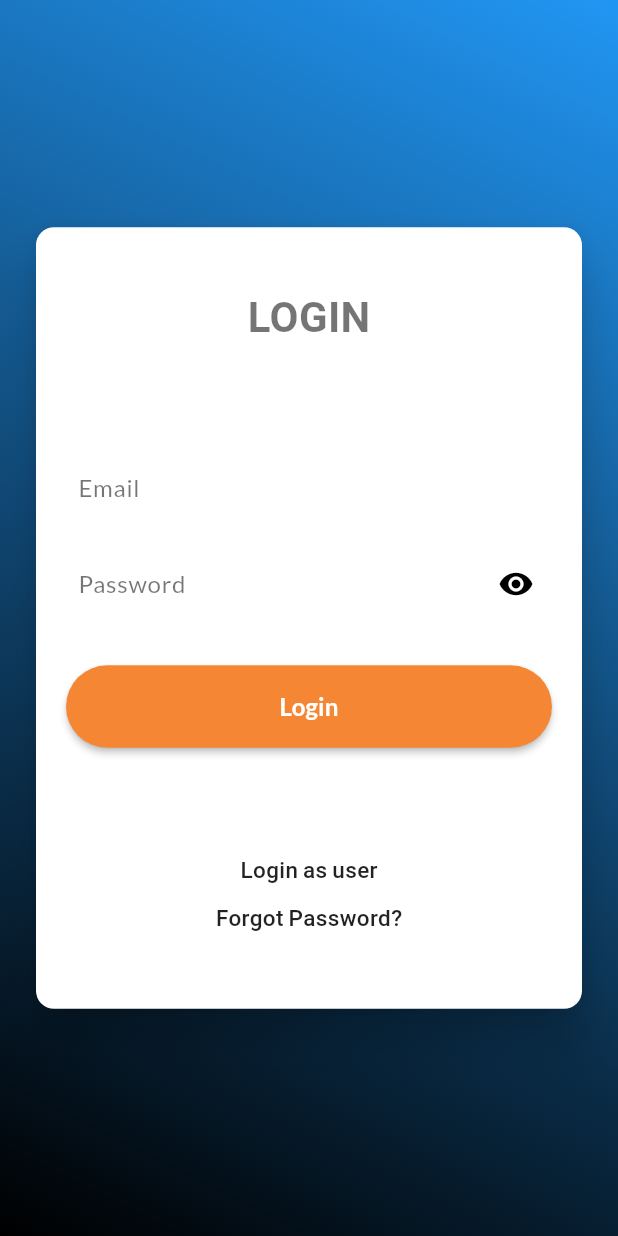
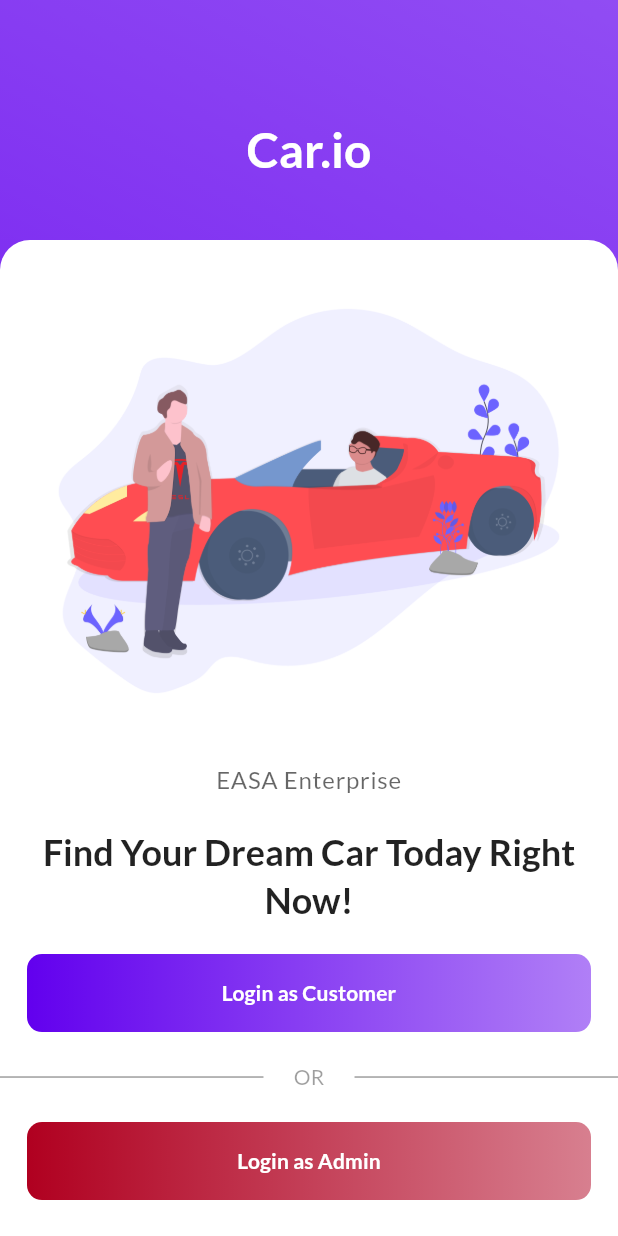
Before and after one commit to evanightly/polinema-smt5-mobile-uas, a Flutter app: the screen it shows after launch, on a phone screen of 412 x 824 dp. Run offline on Flutter 3.47's test engine with Material 2 defaults, Android fonts, the phone set to English and light mode, and no system bars; our stand-ins replace get, get_storage, google_fonts.

Commit message:
Update home screen

```diff
--- a/client/lib/config/custom_theme.dart
+++ b/client/lib/config/custom_theme.dart
@@ -46,14 +46,16 @@ InputDecorationTheme inputDecorationTheme(ColorScheme colorScheme) {
 }
 
 final ThemeData lightThemeData = ThemeData(
-    useMaterial3: true,
-    colorScheme: lightColorScheme,
-    textTheme: GoogleFonts.latoTextTheme(),
-    inputDecorationTheme: inputDecorationTheme(lightColorScheme));
+  useMaterial3: true,
+  colorScheme: lightColorScheme,
+  textTheme: GoogleFonts.latoTextTheme(ThemeData.light().textTheme),
+  inputDecorationTheme: inputDecorationTheme(lightColorScheme),
+);
 
 final ThemeData darkThemeData = ThemeData(
-    useMaterial3: true,
-    colorScheme: darkColorScheme,
-    brightness: Brightness.dark,
-    textTheme: GoogleFonts.latoTextTheme(),
-    inputDecorationTheme: inputDecorationTheme(darkColorScheme));
+  useMaterial3: true,
+  colorScheme: darkColorScheme,
+  brightness: Brightness.dark,
+  textTheme: GoogleFonts.latoTextTheme(ThemeData.dark().textTheme),
+  inputDecorationTheme: inputDecorationTheme(darkColorScheme),
+);
--- a/client/lib/controllers/auth_controller.dart
+++ b/client/lib/controllers/auth_controller.dart
@@ -1,5 +1,6 @@
 import 'package:client/components/dashboard_appbar_user.dart';
 import 'package:client/controllers/dashboard_screen_controller.dart';
+import 'package:client/main.dart';
 import 'package:client/models/admin.dart';
 import 'package:get/get.dart';
 
@@ -15,7 +16,7 @@ class AuthController extends GetxController {
   bool get isLogged => _isLogged.value;
   set isLogged(bool value) => _isLogged.value = value;
 
-  void login() {
+  void loginAdmin() {
     _loggedUser.value = Admin(
       '1',
       'Ruby Nicholas',
@@ -25,9 +26,11 @@ class AuthController extends GetxController {
       'assets/images/dog.jpg',
     );
 
-    isLogged = true;
+    _isLogged.value = true;
 
     dashboardScreenController.scaffoldActions = [const DashboardAppBarUser()];
+    Get.to(() => const MainContent());
+    refresh();
   }
 
   void logout() {
--- a/client/lib/main.dart
+++ b/client/lib/main.dart
@@ -7,7 +7,7 @@ import 'package:client/controllers/dashboard_screen_controller.dart';
 import 'package:client/controllers/item_controller.dart';
 import 'package:client/models/admin.dart';
 import 'package:client/models/item.dart';
-import 'package:client/screens/admin/login_screen.dart';
+import 'package:client/screens/home_screen.dart';
 import 'package:flutter/material.dart';
 import 'package:get/get.dart';
 import 'package:get_storage/get_storage.dart';
@@ -103,17 +103,19 @@ class App extends StatelessWidget {
       debugShowCheckedModeBanner: false,
       theme: lightThemeData,
       darkTheme: darkThemeData,
-      home: Obx(
-        () => authController.isLogged
-            ? const _MainContent()
-            : const AdminLoginScreen(),
-      ),
+      home: Obx(() {
+        if (authController.isLogged) {
+          return const MainContent();
+        } else {
+          return const HomeScreen();
+        }
+      }),
     );
   }
 }
 
-class _MainContent extends StatelessWidget {
-  const _MainContent();
+class MainContent extends StatelessWidget {
+  const MainContent({super.key});
   @override
   Widget build(BuildContext context) {
     final dashboardScreenController = Get.put(DashboardScreenController());
--- a/client/lib/screens/admin/login_screen.dart
+++ b/client/lib/screens/admin/admin_login_screen.dart
@@ -1,5 +1,5 @@
 import 'package:client/controllers/auth_controller.dart';
-import 'package:client/screens/user/user_register_screen.dart';
+import 'package:client/screens/user/user_login_screen.dart';
 import 'package:flutter/material.dart';
 import 'package:get/get.dart';
 
@@ -11,7 +11,6 @@ class AdminLoginScreen extends StatefulWidget {
 }
 
 class _AdminLoginScreenState extends State<AdminLoginScreen> {
-  final authController = Get.put(AuthController());
   final emailController = TextEditingController();
   final passwordController = TextEditingController();
   late bool obscureText;
@@ -23,10 +22,12 @@ class _AdminLoginScreenState extends State<AdminLoginScreen> {
     obscureText = true;
   }
 
-  void navigateToUserLogin() => Get.to(() => const RegisterScreen());
-
   @override
   Widget build(BuildContext context) {
+    AuthController authController = Get.find();
+
+    void navigateToUserLogin() => Get.to(() => const UserLoginScreen());
+
     return Scaffold(
       key: scaffoldKey,
       body: Container(
@@ -137,7 +138,7 @@ class _AdminLoginScreenState extends State<AdminLoginScreen> {
                             margin: const EdgeInsets.only(top: 30),
                             width: MediaQuery.of(context).size.width,
                             child: MaterialButton(
-                              onPressed: authController.login,
+                              onPressed: authController.loginAdmin,
                               color: const Color(0xFFF58634),
                               shape: const RoundedRectangleBorder(
                                 borderRadius: BorderRadius.all(
@@ -148,9 +149,10 @@ class _AdminLoginScreenState extends State<AdminLoginScreen> {
                               child: const Text(
                                 "Login",
                                 style: TextStyle(
-                                    color: Colors.white,
-                                    fontWeight: FontWeight.w700,
-                                    fontSize: 16),
+                                  color: Colors.white,
+                                  fontWeight: FontWeight.w700,
+                                  fontSize: 16,
+                                ),
                               ),
                             ),
                           ),
--- /dev/null
+++ b/client/lib/screens/home_screen.dart
@@ -0,0 +1,167 @@
+import 'package:client/config/custom_theme.dart';
+import 'package:client/screens/admin/admin_login_screen.dart';
+import 'package:client/screens/user/user_login_screen.dart';
+import 'package:flutter/material.dart';
+import 'package:get/get.dart';
+
+class HomeScreen extends StatelessWidget {
+  const HomeScreen({super.key});
+
+  @override
+  Widget build(BuildContext context) {
+    void navigateToLoginUser() => Get.to(() => const UserLoginScreen());
+    void navigateToLoginAdmin() => Get.to(() => const AdminLoginScreen());
+    return Scaffold(
+      resizeToAvoidBottomInset: false,
+      body: Container(
+        width: double.infinity,
+        height: double.infinity,
+        decoration: BoxDecoration(
+          gradient: LinearGradient(
+            begin: Alignment.bottomLeft,
+            end: Alignment.topRight,
+            colors: [
+              lightThemeData.colorScheme.primary,
+              lightThemeData.colorScheme.primary.withOpacity(.7)
+            ],
+          ),
+        ),
+        child: Column(
+          children: [
+            const SizedBox(height: 80),
+            Text(
+              'Car.io',
+              style: Theme.of(context).textTheme.headlineLarge!.copyWith(
+                    color: lightThemeData.colorScheme.onPrimary,
+                    fontWeight: FontWeight.bold,
+                  ),
+            ),
+            const SizedBox(height: 40),
+            Expanded(
+              child: Container(
+                width: double.infinity,
+                height: double.infinity,
+                decoration: const BoxDecoration(
+                  borderRadius: BorderRadius.only(
+                    topLeft: Radius.circular(20),
+                    topRight: Radius.circular(20),
+                  ),
+                  color: Colors.white,
+                ),
+                child: ListView(
+                  children: [
+                    const SizedBox(height: 20),
+                    const Image(
+                      image:
+                          AssetImage('assets/images/undraw_electric_car.png'),
+                    ),
+                    const SizedBox(height: 20),
+                    Text(
+                      textAlign: TextAlign.center,
+                      'EASA Enterprise',
+                      style: Theme.of(context)
+                          .textTheme
+                          .bodyLarge!
+                          .copyWith(color: Colors.black.withOpacity(.6)),
+                    ),
+                    const SizedBox(height: 20),
+                    Text(
+                      textAlign: TextAlign.center,
+                      'Find Your Dream Car Today Right Now!',
+                      style:
+                          Theme.of(context).textTheme.headlineSmall!.copyWith(
+                                fontWeight: FontWeight.bold,
+                                color: Colors.black87,
+                              ),
+                    ),
+                    const SizedBox(height: 20),
+                    Container(
+                      width: double.infinity,
+                      margin: const EdgeInsets.symmetric(horizontal: 18),
+                      padding: const EdgeInsets.symmetric(vertical: 2),
+                      decoration: BoxDecoration(
+                        borderRadius: const BorderRadius.all(
+                          Radius.circular(10),
+                        ),
+                        gradient: LinearGradient(
+                          colors: [
+                            lightColorScheme.primary,
+                            lightColorScheme.primary.withOpacity(.5)
+                          ],
+                        ),
+                      ),
+                      child: TextButton(
+                        style: TextButton.styleFrom(
+                            backgroundColor: Colors.transparent),
+                        onPressed: navigateToLoginUser,
+                        child: const Text(
+                          'Login as Customer',
+                          style: TextStyle(
+                            color: Colors.white,
+                            fontWeight: FontWeight.bold,
+                          ),
+                        ),
+                      ),
+                    ),
+                    const SizedBox(height: 20),
+                    const Row(
+                      children: [
+                        Expanded(
+                          child: Divider(
+                            color: Colors.grey,
+                          ),
+                        ),
+                        SizedBox(width: 20),
+                        Text(
+                          "OR",
+                          style: TextStyle(color: Colors.black38),
+                        ),
+                        SizedBox(width: 20),
+                        Expanded(
+                          child: Divider(
+                            color: Colors.grey,
+                          ),
+                        ),
+                      ],
+                    ),
+                    const SizedBox(height: 20),
+                    Container(
+                      width: double.infinity,
+                      margin: const EdgeInsets.symmetric(horizontal: 18),
+                      padding: const EdgeInsets.symmetric(vertical: 2),
+                      decoration: BoxDecoration(
+                        borderRadius: const BorderRadius.all(
+                          Radius.circular(10),
+                        ),
+                        gradient: LinearGradient(
+                          colors: [
+                            lightColorScheme.error,
+                            lightColorScheme.error.withOpacity(.5)
+                          ],
+                        ),
+                      ),
+                      child: TextButton(
+                        style: TextButton.styleFrom(
+                          backgroundColor: Colors.transparent,
+                        ),
+                        onPressed: navigateToLoginAdmin,
+                        child: const Text(
+                          'Login as Admin',
+                          style: TextStyle(
+                            color: Colors.white,
+                            fontWeight: FontWeight.bold,
+                          ),
+                        ),
+                      ),
+                    ),
+                    const SizedBox(height: 20),
+                  ],
+                ),
+              ),
+            )
+          ],
+        ),
+      ),
+    );
+  }
+}
--- a/client/lib/screens/user/user_login_screen.dart
+++ b/client/lib/screens/user/user_login_screen.dart
@@ -1,14 +1,14 @@
-import 'dart:convert';
-
 import 'package:client/config/custom_theme.dart';
-import 'package:client/screens/admin/login_screen.dart';
+import 'package:client/screens/admin/admin_login_screen.dart';
+import 'package:client/screens/user/user_register_screen.dart';
 import 'package:flutter/material.dart';
 import 'package:get/get.dart';
 
 class UserLoginScreen extends StatelessWidget {
   const UserLoginScreen({super.key});
 
-  void navigateToLoginAdmin() => Get.to(() => const AdminLoginScreen());
+  void navigateToRegisterUser() => Get.to(const UserRegisterScreen());
+  void navigateToLoginAdmin() => Get.to(const AdminLoginScreen());
   void registerUser() {}
   @override
   Widget build(BuildContext context) {
@@ -21,7 +21,7 @@ class UserLoginScreen extends StatelessWidget {
           const Text('Don\'t have account?'),
           const SizedBox(width: 20),
           ElevatedButton(
-            onPressed: navigateToLoginAdmin,
+            onPressed: navigateToRegisterUser,
             style: ElevatedButton.styleFrom(
               backgroundColor: Colors.white,
               foregroundColor: lightThemeData.colorScheme.primary,
@@ -60,10 +60,11 @@ class UserLoginScreen extends StatelessWidget {
                     const SizedBox(height: 20),
                     Text(
                       'Sign in',
-                      style: Theme.of(context)
-                          .textTheme
-                          .headlineSmall!
-                          .copyWith(fontWeight: FontWeight.bold),
+                      style:
+                          Theme.of(context).textTheme.headlineSmall!.copyWith(
+                                fontWeight: FontWeight.bold,
+                                color: Colors.black87,
+                              ),
                     ),
                     const SizedBox(height: 20),
                     Text(
@@ -136,7 +137,10 @@ class UserLoginScreen extends StatelessWidget {
                               ),
                             ),
                             SizedBox(width: 20),
-                            Text("OR"),
+                            Text(
+                              "OR",
+                              style: TextStyle(color: Colors.black38),
+                            ),
                             SizedBox(width: 20),
                             Expanded(
                               child: Divider(
@@ -161,7 +165,7 @@ class UserLoginScreen extends StatelessWidget {
                             child: TextButton(
                               style: TextButton.styleFrom(
                                   backgroundColor: Colors.transparent),
-                              onPressed: registerUser,
+                              onPressed: navigateToLoginAdmin,
                               child: const Text(
                                 'Login as Admin',
                                 style: TextStyle(
--- a/client/lib/screens/user/user_register_screen.dart
+++ b/client/lib/screens/user/user_register_screen.dart
@@ -3,8 +3,8 @@ import 'package:client/screens/user/user_login_screen.dart';
 import 'package:flutter/material.dart';
 import 'package:get/get.dart';
 
-class RegisterScreen extends StatelessWidget {
-  const RegisterScreen({super.key});
+class UserRegisterScreen extends StatelessWidget {
+  const UserRegisterScreen({super.key});
 
   void navigateToLogin() => Get.to(() => const UserLoginScreen());
   void registerUser() {}
@@ -58,10 +58,11 @@ class RegisterScreen extends StatelessWidget {
                     const SizedBox(height: 20),
                     Text(
                       'Create your account',
-                      style: Theme.of(context)
-                          .textTheme
-                          .headlineSmall!
-                          .copyWith(fontWeight: FontWeight.bold),
+                      style:
+                          Theme.of(context).textTheme.headlineSmall!.copyWith(
+                                fontWeight: FontWeight.bold,
+                                color: Colors.black87,
+                              ),
                     ),
                     const SizedBox(height: 20),
                     Text(
--- a/client/pubspec.yaml
+++ b/client/pubspec.yaml
@@ -72,6 +72,7 @@ flutter:
     - assets/images/person1.jpg
     - assets/images/person2.jpg
     - assets/images/person3.jpg
+    - assets/images/undraw_electric_car.png
 
   # An image asset can refer to one or more resolution-specific "variants", see
   # https://flutter.dev/assets-and-images/#resolution-aware
```
Also changed, not shown: client/assets/images/undraw_electric_car.png (added), 1 other file.
